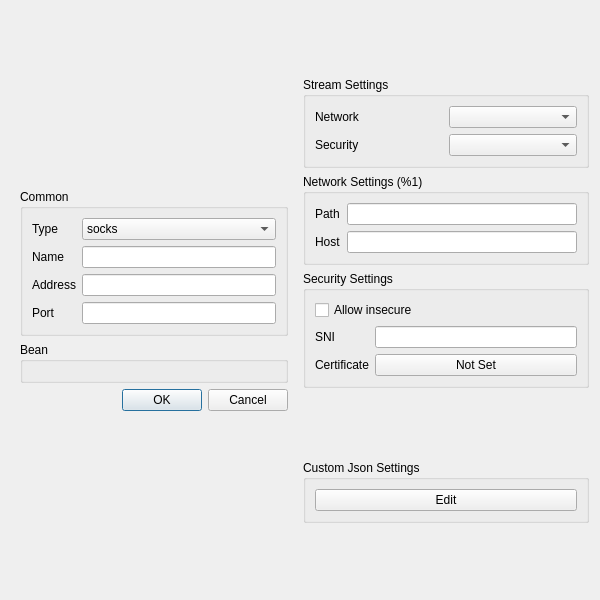
The window that ui/edit/dialog_edit_profile.ui (MatsuriDayo/nekoray) describes before a commit, drawn with Qt 5.
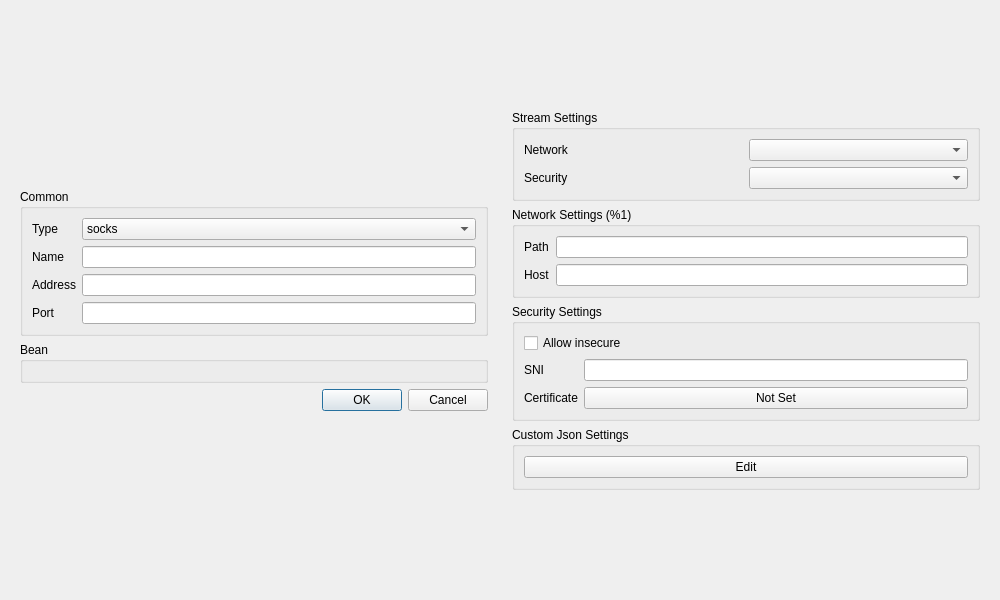
The same window after the commit. Custom widgets are drawn as their Qt base class.

The edit to the form file:
```diff
--- a/ui/edit/dialog_edit_profile.ui
+++ b/ui/edit/dialog_edit_profile.ui
@@ -6,7 +6,7 @@
    <rect>
     <x>0</x>
     <y>0</y>
-    <width>600</width>
+    <width>1000</width>
     <height>600</height>
    </rect>
   </property>
@@ -23,12 +23,18 @@
    <item>
     <widget class="QWidget" name="main" native="true">
      <property name="sizePolicy">
-      <sizepolicy hsizetype="Preferred" vsizetype="Maximum">
+      <sizepolicy hsizetype="Minimum" vsizetype="Maximum">
        <horstretch>0</horstretch>
        <verstretch>0</verstretch>
       </sizepolicy>
      </property>
-     <layout class="QVBoxLayout" name="main_layout">
+     <property name="minimumSize">
+      <size>
+       <width>360</width>
+       <height>0</height>
+      </size>
+     </property>
+     <layout class="QVBoxLayout" name="left">
       <property name="sizeConstraint">
        <enum>QLayout::SetDefaultConstraint</enum>
       </property>
@@ -155,6 +161,19 @@
     </widget>
    </item>
    <item>
+    <widget class="QWidget" name="right_all_w" native="true">
+     <property name="sizePolicy">
+      <sizepolicy hsizetype="Minimum" vsizetype="Maximum">
+       <horstretch>0</horstretch>
+       <verstretch>0</verstretch>
+      </sizepolicy>
+     </property>
+     <property name="minimumSize">
+      <size>
+       <width>360</width>
+       <height>0</height>
+      </size>
+     </property>
     <layout class="QVBoxLayout" name="right_all">
      <item>
       <widget class="QWidget" name="right" native="true">
@@ -372,9 +391,17 @@
       </widget>
      </item>
     </layout>
+    </widget>
    </item>
   </layout>
  </widget>
+ <customwidgets>
+  <customwidget>
+   <class>MyLineEdit</class>
+   <extends>QLineEdit</extends>
+   <header>ui/widget/MyLineEdit.h</header>
+  </customwidget>
+ </customwidgets>
  <tabstops>
   <tabstop>type</tabstop>
   <tabstop>name</tabstop>
```
Left out of the diff: 12 changed lines with no effect on the pictures. Lines whose indentation alone changed are shown as unchanged.
